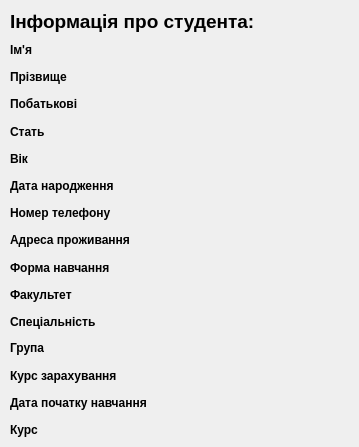
This is studentinformation.ui in Shuna322/QtKyrsova as Qt 5 draws it before an edit. The edited form follows.
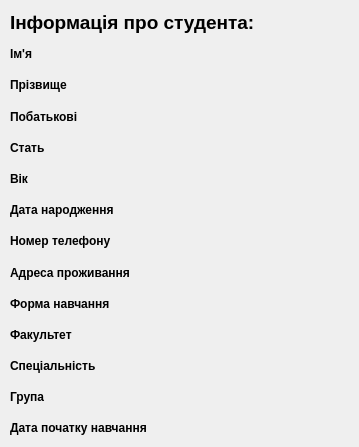
This is the edited form. Icons and pictures are not drawn.

Patch:
```diff
--- a/studentinformation.ui
+++ b/studentinformation.ui
@@ -25,7 +25,7 @@
     <rect>
      <x>10</x>
      <y>10</y>
-     <width>331</width>
+     <width>341</width>
      <height>431</height>
     </rect>
    </property>
@@ -305,49 +305,19 @@
      </widget>
     </item>
     <item row="13" column="0">
-     <widget class="QLabel" name="label_13">
-      <property name="font">
-       <font>
-        <weight>75</weight>
-        <bold>true</bold>
-       </font>
-      </property>
-      <property name="layoutDirection">
-       <enum>Qt::RightToLeft</enum>
-      </property>
-      <property name="text">
-       <string>Курс зарахування</string>
-      </property>
-     </widget>
-    </item>
-    <item row="14" column="0">
      <widget class="QLabel" name="label_26">
       <property name="text">
        <string>&lt;html&gt;&lt;head/&gt;&lt;body&gt;&lt;p&gt;&lt;span style=&quot; font-weight:600;&quot;&gt;Дата початку навчання&lt;/span&gt;&lt;/p&gt;&lt;/body&gt;&lt;/html&gt;</string>
       </property>
      </widget>
     </item>
-    <item row="14" column="1" colspan="2">
+    <item row="13" column="1" colspan="2">
      <widget class="QLabel" name="label_27">
       <property name="text">
        <string/>
       </property>
      </widget>
     </item>
-    <item row="15" column="0">
-     <widget class="QLabel" name="label_28">
-      <property name="text">
-       <string>&lt;html&gt;&lt;head/&gt;&lt;body&gt;&lt;p&gt;&lt;span style=&quot; font-weight:600;&quot;&gt;Курс&lt;/span&gt;&lt;/p&gt;&lt;/body&gt;&lt;/html&gt;</string>
-      </property>
-     </widget>
-    </item>
-    <item row="15" column="1" colspan="2">
-     <widget class="QLabel" name="label_29">
-      <property name="text">
-       <string/>
-      </property>
-     </widget>
-    </item>
     <item row="12" column="0">
      <widget class="QLabel" name="label_30">
       <property name="text">
```
Left out of the diff: 223 changed lines with no effect on the pictures.
